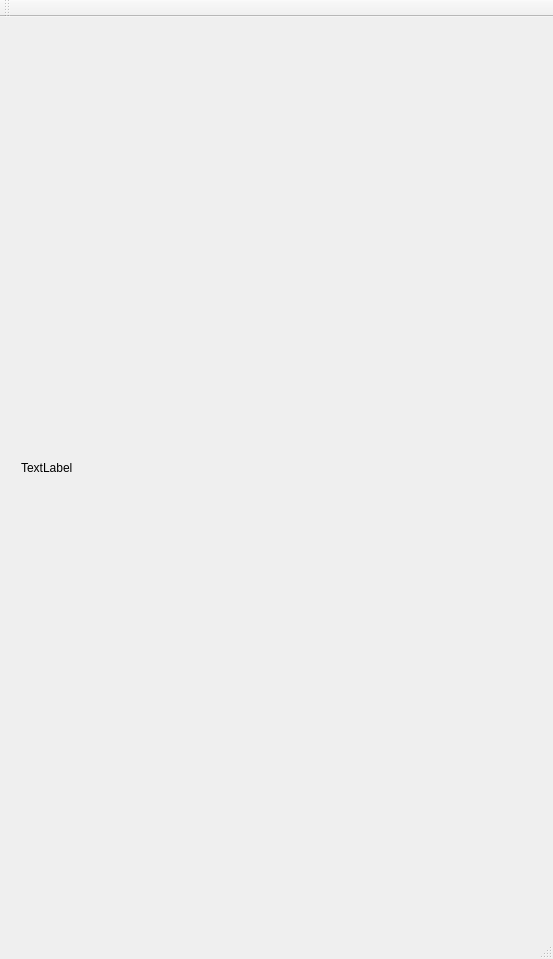
on2valhalla/MapReader, file QT/MapReader/mapreader.ui: the form before one commit.
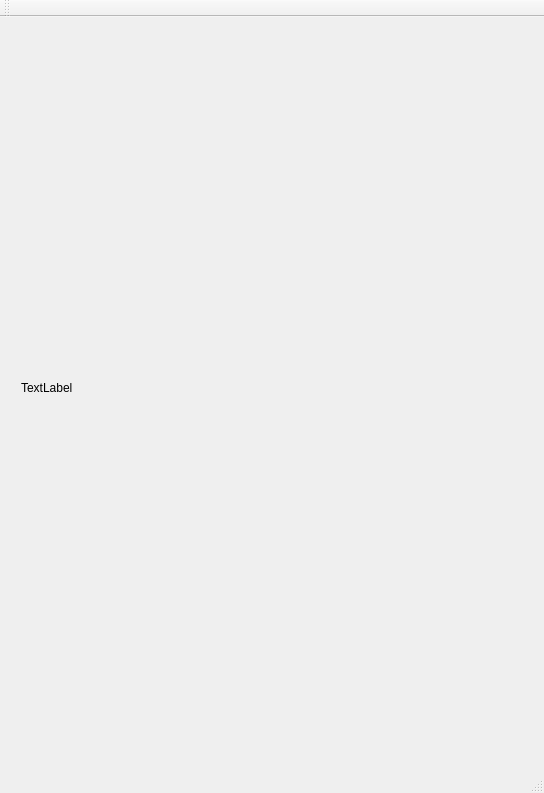
The form after the commit.

```diff
--- a/QT/MapReader/mapreader.ui
+++ b/QT/MapReader/mapreader.ui
@@ -6,8 +6,8 @@
    <rect>
     <x>0</x>
     <y>0</y>
-    <width>553</width>
-    <height>959</height>
+    <width>544</width>
+    <height>793</height>
    </rect>
   </property>
   <property name="windowTitle">
@@ -19,8 +19,8 @@
      <rect>
       <x>21</x>
       <y>15</y>
-      <width>511</width>
-      <height>871</height>
+      <width>501</width>
+      <height>711</height>
      </rect>
     </property>
     <property name="text">
```
Left out of the diff: 2 changed lines with no effect on the pictures.
